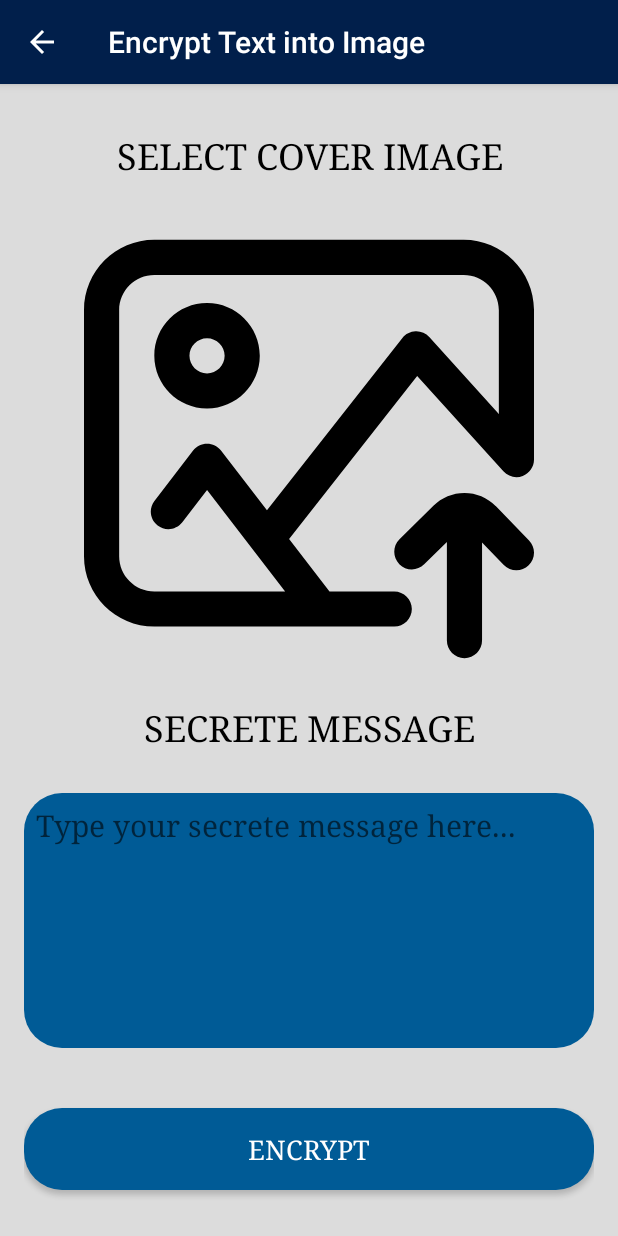
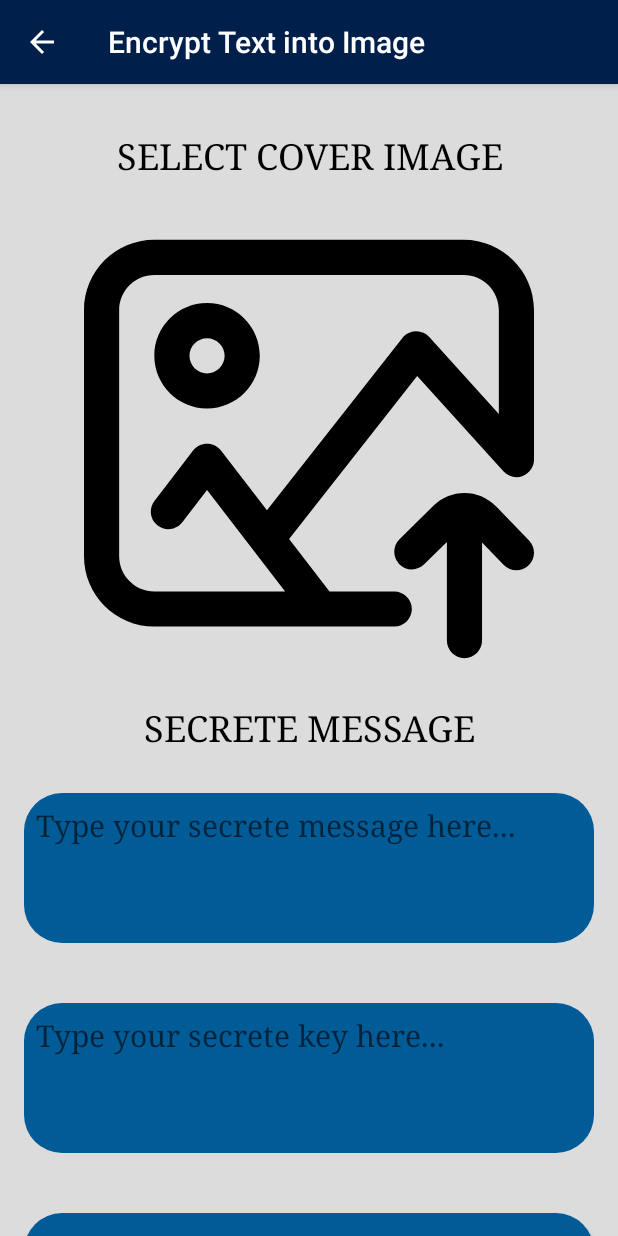
Before and after one commit to harshita707/software-project, an Android app: the EncryptActivity screen opened directly, with no data from a screen before it, after a tap on "ENCRYPT", on a phone screen of 412 x 824 dp. Run offline under Robolectric (Android 15) with nearby library versions, the phone set to English and light mode, and no system bars; our stand-ins replace ButterKnife, Picasso.

Commit message:
text encryption

```diff
--- a/app/src/main/java/com/harshita/imagestenographyapp/activities/decrypt/DecryptActivity.java
+++ b/app/src/main/java/com/harshita/imagestenographyapp/activities/decrypt/DecryptActivity.java
@@ -10,6 +10,7 @@ import android.graphics.drawable.BitmapDrawable;
 import android.net.Uri;
 import android.os.Bundle;
 import android.provider.MediaStore;
+import android.widget.EditText;
 import android.widget.ImageView;
 
 import androidx.annotation.NonNull;
@@ -33,6 +34,9 @@ public class DecryptActivity extends AppCompatActivity implements DecryptView {
 
   @BindView(R.id.ivStegoImage)
   ImageView ivStegoImage;
+
+  @BindView(R.id.etSecretKey)
+  EditText etSecretKey;
 
   @OnClick(R.id.ivStegoImage)
   public void onStegoImageClick() {
@@ -141,7 +145,7 @@ public class DecryptActivity extends AppCompatActivity implements DecryptView {
     if (secretImagePath != null) {
       intent.putExtra(Constants.EXTRA_SECRET_IMAGE_RESULT, secretImagePath);
     }
-
+    intent.putExtra("secretKey", etSecretKey.getText().toString());
     startActivity(intent);
   }
 
--- a/app/src/main/java/com/harshita/imagestenographyapp/activities/encrypt/EncryptActivity.java
+++ b/app/src/main/java/com/harshita/imagestenographyapp/activities/encrypt/EncryptActivity.java
@@ -27,6 +27,7 @@ import androidx.core.app.ActivityCompat;
 import androidx.core.content.ContextCompat;
 import androidx.core.content.FileProvider;
 
+import com.harshita.imagestenographyapp.algorithms.AESencryption;
 import com.squareup.picasso.Picasso;
 
 import java.io.File;
@@ -347,7 +348,16 @@ public class EncryptActivity extends AppCompatActivity implements EncryptView {
 
   @Override
   public String getSecretMessage() {
-    return etSecretMessage.getText().toString().trim();
+
+    String inputText = etSecretMessage.getText().toString().trim();
+    String key = etSecretKey.getText().toString().trim();
+    String outputText = null;
+    try {
+      outputText = AESencryption.encryptText(inputText, key);
+    } catch (Exception e) {
+      e.printStackTrace();
+    }
+    return outputText;
   }
 
   @Override
--- a/app/src/main/java/com/harshita/imagestenographyapp/activities/encrypt/EncryptPresenterImpl.java
+++ b/app/src/main/java/com/harshita/imagestenographyapp/activities/encrypt/EncryptPresenterImpl.java
@@ -190,7 +190,11 @@ class EncryptPresenterImpl implements EncryptPresenter, EncryptInteractorImpl.En
     }
 
     mView.showProgressDialog();
-    mInteractor.performSteganography(mView.getSecretMessage(), coverImage, null);
+    try {
+      mInteractor.performSteganography(mView.getSecretMessage(), coverImage, null);
+    } catch (Exception e) {
+      e.printStackTrace();
+    }
   }
 
   @Override
--- a/app/src/main/java/com/harshita/imagestenographyapp/activities/encrypt/EncryptView.java
+++ b/app/src/main/java/com/harshita/imagestenographyapp/activities/encrypt/EncryptView.java
@@ -8,7 +8,7 @@ import java.io.File;
 interface EncryptView {
 
 
-  String getSecretMessage();
+  String getSecretMessage() throws Exception;
 
   Bitmap getCoverImage();
 
--- /dev/null
+++ b/app/src/main/java/com/harshita/imagestenographyapp/algorithms/AESencryption.java
@@ -0,0 +1,40 @@
+package com.harshita.imagestenographyapp.algorithms;
+
+import android.util.Base64;
+
+import java.security.MessageDigest;
+
+import javax.crypto.Cipher;
+import javax.crypto.spec.SecretKeySpec;
+
+public class AESencryption {
+
+    public static String encryptText(String inputText, String password) throws Exception {
+        SecretKeySpec key = generateKey(password);
+        Cipher c = Cipher.getInstance("AES");
+        c.init(Cipher.ENCRYPT_MODE, key);
+        byte[] encVal = c.doFinal(inputText.getBytes());
+        String outputText = Base64.encodeToString(encVal, Base64.DEFAULT);
+        return outputText;
+    }
+
+    private static SecretKeySpec generateKey(String password) throws Exception {
+        final MessageDigest digest = MessageDigest.getInstance("SHA-256");
+        byte[] bytes = password.getBytes("UTF-8");
+        digest.update(bytes, 0, bytes.length);
+        byte[] key =digest.digest();
+        SecretKeySpec secretKeySpec = new SecretKeySpec(key, "AES");
+        return secretKeySpec;
+    }
+
+    public static String decryptText(String inputText, String password) throws Exception {
+        SecretKeySpec key = generateKey(password);
+        Cipher c = Cipher.getInstance("AES");
+        c.init(Cipher.DECRYPT_MODE, key);
+        byte[] decodedValue = Base64.decode(inputText,Base64.DEFAULT);
+        byte[] decValue = c.doFinal(decodedValue);
+        String outputText = new String(decValue);
+        return outputText;
+    }
+
+}
--- a/app/src/main/res/layout/activity_encrypt_text.xml
+++ b/app/src/main/res/layout/activity_encrypt_text.xml
@@ -77,7 +77,7 @@
             <EditText
                 android:id="@+id/etSecretMessage"
                 android:layout_width="match_parent"
-                android:layout_height="170dp"
+                android:layout_height="100dp"
                 android:layout_marginTop="8dp"
                 android:background="@drawable/edit_text_shape"
                 android:ems="10"
@@ -98,6 +98,28 @@
                 app:layout_constraintTop_toBottomOf="@+id/textView2"
                 app:layout_constraintVertical_bias="0.0" />
 
+            <EditText
+                android:id="@+id/etSecretKey"
+                android:layout_width="match_parent"
+                android:layout_height="100dp"
+                android:background="@drawable/edit_text_shape"
+                android:ems="10"
+                android:fontFamily="serif"
+                android:gravity="start|top"
+                android:hint="Type your secrete key here..."
+                android:layout_marginBottom="40dp"
+                android:inputType="textMultiLine"
+                android:isScrollContainer="true"
+                android:overScrollMode="always"
+                android:padding="8dp"
+                android:scrollbars="vertical"
+                android:textColor="#fff"
+                android:textSize="20sp"
+                app:layout_constraintBottom_toBottomOf="parent"
+                app:layout_constraintEnd_toEndOf="parent"
+                app:layout_constraintStart_toStartOf="parent"
+                app:layout_constraintTop_toBottomOf="@+id/textView2"
+                app:layout_constraintVertical_bias="0.0" />
 
             <ImageView
                 android:id="@+id/ivSecretImage"
```
Also changed, not shown: app/src/main/java/com/harshita/imagestenographyapp/activities/decrypt/DecryptResultActivity.java (+12 -1 lines), app/src/main/res/layout/activity_decrypt.xml (+23 -0 lines), app/src/main/res/layout/activity_encrypt.xml (deleted, +0 -97 lines).
